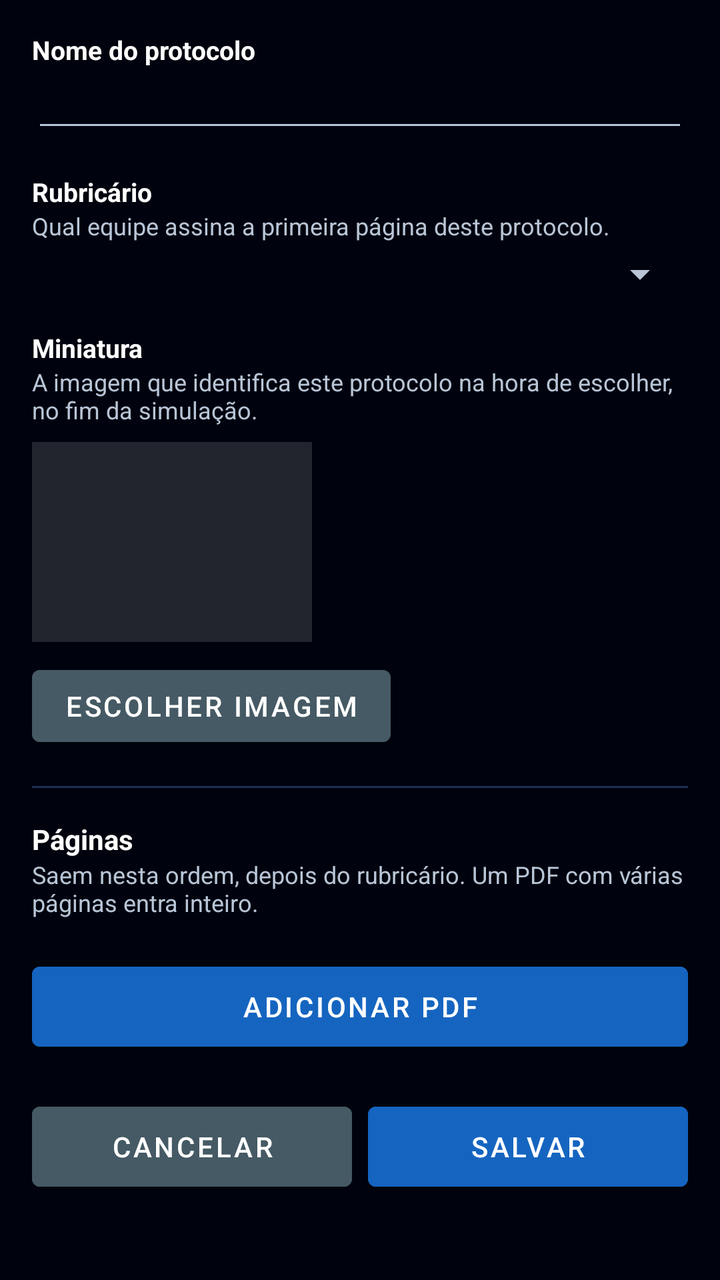
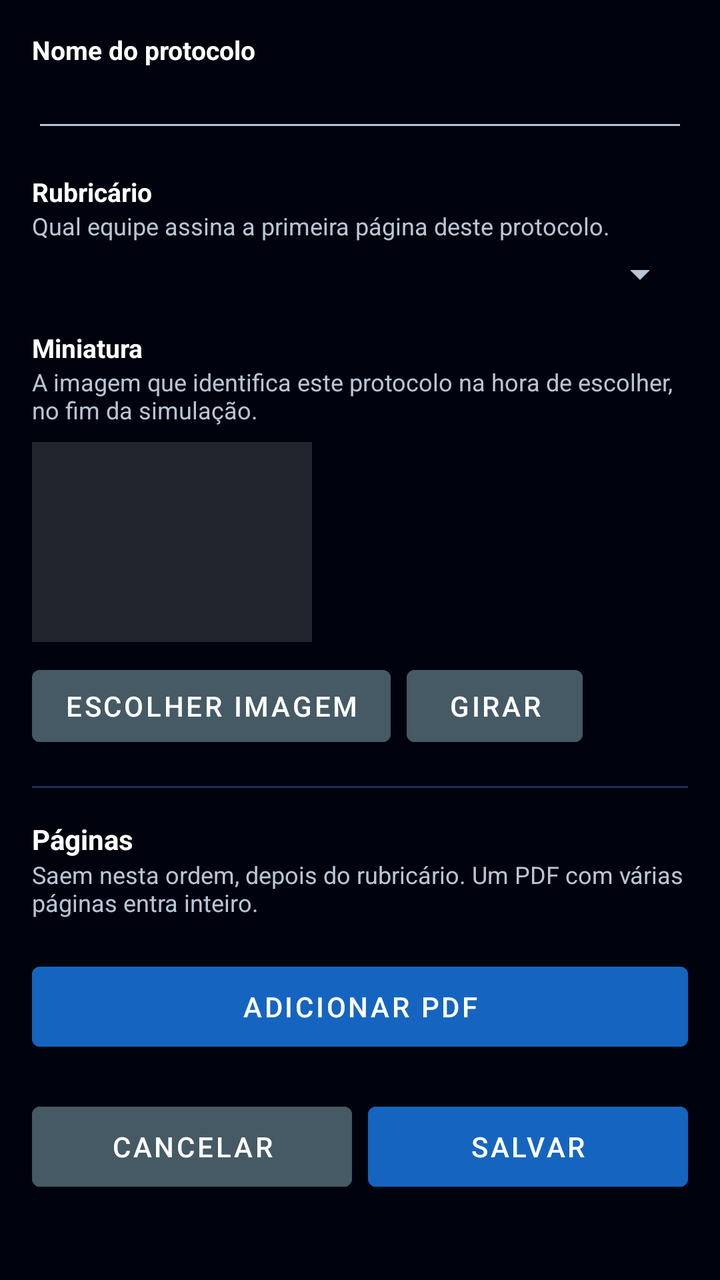

Before-and-after screenshots of an Android layout around one commit, followed by the original layout XML and the change that was made.
<!-- AndroidManifest.xml: application theme Theme.Radioterapia -->
<!-- res/layout/activity_protocolo.xml -->
<?xml version="1.0" encoding="utf-8"?>
<ScrollView xmlns:android="http://schemas.android.com/apk/res/android"
    android:layout_width="match_parent"
    android:layout_height="match_parent"
    android:background="@color/bg_main">

    <LinearLayout
        android:layout_width="match_parent"
        android:layout_height="wrap_content"
        android:orientation="vertical"
        android:padding="16dp">

        <TextView
            android:layout_width="match_parent"
            android:layout_height="wrap_content"
            android:text="@string/prot_nome"
            android:textColor="@color/text_primary"
            android:textSize="13sp"
            android:textStyle="bold" />

        <EditText
            android:id="@+id/edtProtNome"
            android:layout_width="match_parent"
            android:layout_height="wrap_content"
            android:inputType="textCapSentences"
            android:textColor="@color/text_primary"
            android:textSize="15sp"
            android:autofillHints="" />

        
        <TextView
            android:layout_width="match_parent"
            android:layout_height="wrap_content"
            android:text="@string/prot_rubricario"
            android:textColor="@color/text_primary"
            android:textSize="13sp"
            android:textStyle="bold"
            android:layout_marginTop="16dp" />

        <TextView
            android:layout_width="match_parent"
            android:layout_height="wrap_content"
            android:text="@string/prot_rubricario_desc"
            android:textColor="@color/text_secondary"
            android:textSize="12sp" />

        <Spinner
            android:id="@+id/spProtRubricario"
            android:layout_width="match_parent"
            android:layout_height="wrap_content"
            android:layout_marginTop="4dp" />

        <TextView
            android:layout_width="match_parent"
            android:layout_height="wrap_content"
            android:text="@string/prot_miniatura"
            android:textColor="@color/text_primary"
            android:textSize="13sp"
            android:textStyle="bold"
            android:layout_marginTop="16dp" />

        <TextView
            android:layout_width="match_parent"
            android:layout_height="wrap_content"
            android:text="@string/prot_miniatura_desc"
            android:textColor="@color/text_secondary"
            android:textSize="12sp" />

        <ImageView
            android:id="@+id/imgProtMiniatura"
            android:layout_width="140dp"
            android:layout_height="100dp"
            android:layout_marginTop="8dp"
            android:scaleType="centerCrop"
            android:background="#22FFFFFF"
            android:contentDescription="@string/prot_miniatura" />

        <Button
            android:id="@+id/btnProtMiniatura"
            android:layout_width="wrap_content"
            android:layout_height="48dp"
            android:layout_marginTop="8dp"
            android:text="@string/prot_escolher_miniatura"
            android:textColor="@color/text_on_dark"
            android:backgroundTint="@color/action_neutral" />

        <View
            android:layout_width="match_parent"
            android:layout_height="1dp"
            android:background="@color/divider"
            android:layout_marginVertical="16dp" />

        <TextView
            android:layout_width="match_parent"
            android:layout_height="wrap_content"
            android:text="@string/prot_paginas"
            android:textColor="@color/text_primary"
            android:textSize="14sp"
            android:textStyle="bold" />

        <TextView
            android:id="@+id/txtProtPaginasDesc"
            android:layout_width="match_parent"
            android:layout_height="wrap_content"
            android:text="@string/prot_paginas_desc"
            android:textColor="@color/text_secondary"
            android:textSize="12sp"
            android:layout_marginBottom="8dp" />

        
        <LinearLayout
            android:id="@+id/listaProtPaginas"
            android:layout_width="match_parent"
            android:layout_height="wrap_content"
            android:orientation="vertical" />

        <Button
            android:id="@+id/btnProtAddPagina"
            android:layout_width="match_parent"
            android:layout_height="52dp"
            android:layout_marginTop="10dp"
            android:text="@string/prot_add_pagina"
            android:textColor="@color/text_on_dark"
            android:backgroundTint="@color/brand_primary_dark" />

        <LinearLayout
            android:layout_width="match_parent"
            android:layout_height="wrap_content"
            android:orientation="horizontal"
            android:layout_marginTop="18dp">

            <Button
                android:id="@+id/btnProtCancelar"
                android:layout_width="0dp"
                android:layout_weight="1"
                android:layout_height="52dp"
                android:text="@string/cancel"
                android:textColor="@color/text_on_dark"
                android:backgroundTint="@color/action_neutral" />

            <Button
                android:id="@+id/btnProtSalvar"
                android:layout_width="0dp"
                android:layout_weight="1"
                android:layout_height="52dp"
                android:layout_marginStart="8dp"
                android:text="@string/save"
                android:textColor="@color/text_on_dark"
                android:backgroundTint="@color/brand_primary_dark" />
        </LinearLayout>
    </LinearLayout>
</ScrollView>
<!-- resources referenced by this layout -->
<resources>
  <color name="action_neutral">#455A64</color>
  <color name="bg_main">#00030E</color>
  <color name="brand_primary_dark">#1565C0</color>
  <color name="divider">#1E2D52</color>
  <color name="text_on_dark">#FFFFFF</color>
  <color name="text_primary">#FFFFFF</color>
  <color name="text_secondary">#B8C5D6</color>
  <string name="cancel">Cancelar</string>
  <string name="prot_add_pagina">Adicionar PDF</string>
  <string name="prot_escolher_miniatura">Escolher imagem</string>
  <string name="prot_miniatura">Miniatura</string>
  <string name="prot_miniatura_desc">A imagem que identifica este protocolo na hora de escolher, no fim da simulação.</string>
  <string name="prot_nome">Nome do protocolo</string>
  <string name="prot_paginas">Páginas</string>
  <string name="prot_paginas_desc">Saem nesta ordem, depois do rubricário. Um PDF com várias páginas entra inteiro.</string>
  <string name="prot_rubricario">Rubricário</string>
  <string name="prot_rubricario_desc">Qual equipe assina a primeira página deste protocolo.</string>
  <string name="save">Salvar</string>
  <style name="Theme.Radioterapia" parent="Theme.MaterialComponents.NoActionBar">
          <item name="colorPrimary">@color/brand_primary</item>
          <item name="colorPrimaryVariant">@color/brand_primary_dark</item>
          <item name="colorOnPrimary">@color/text_on_dark</item>
          <item name="colorSecondary">@color/brand_accent</item>
          <item name="colorOnSecondary">@color/text_on_dark</item>
  
          <item name="colorSurface">@color/bg_card</item>
          <item name="colorOnSurface">@color/text_primary</item>
          <item name="android:colorBackground">@color/bg_main</item>
          <item name="colorOnBackground">@color/text_primary</item>
  
          <item name="android:textColorPrimary">@color/text_primary</item>
          <item name="android:textColorSecondary">@color/text_secondary</item>
          <item name="android:textColorTertiary">@color/text_tertiary</item>
  
          <item name="android:windowBackground">@color/bg_main</item>
          <item name="android:statusBarColor" tools:targetApi="l">@color/bg_main</item>
          <item name="android:windowLightStatusBar" tools:targetApi="m">false</item>
      </style>
  <color name="brand_primary">#42A5F5</color>
  <color name="brand_accent">#69A7DB</color>
  <color name="bg_card">#0B132C</color>
  <color name="text_tertiary">#8896AC</color>
</resources>

<!-- the commit's change to res/layout/activity_protocolo.xml (unified diff, before → after) -->
@@ -75,14 +75,30 @@
             android:background="#22FFFFFF"
             android:contentDescription="@string/prot_miniatura" />
 
-        <Button
-            android:id="@+id/btnProtMiniatura"
-            android:layout_width="wrap_content"
-            android:layout_height="48dp"
-            android:layout_marginTop="8dp"
-            android:text="@string/prot_escolher_miniatura"
-            android:textColor="@color/text_on_dark"
-            android:backgroundTint="@color/action_neutral" />
+        <LinearLayout
+            android:layout_width="match_parent"
+            android:layout_height="wrap_content"
+            android:orientation="horizontal"
+            android:layout_marginTop="8dp">
+
+            <Button
+                android:id="@+id/btnProtMiniatura"
+                android:layout_width="wrap_content"
+                android:layout_height="48dp"
+                android:text="@string/prot_escolher_miniatura"
+                android:textColor="@color/text_on_dark"
+                android:backgroundTint="@color/action_neutral" />
+
+            
+            <Button
+                android:id="@+id/btnProtGirarMini"
+                android:layout_width="wrap_content"
+                android:layout_height="48dp"
+                android:layout_marginStart="8dp"
+                android:text="@string/prot_girar_miniatura"
+                android:textColor="@color/text_on_dark"
+                android:backgroundTint="@color/action_neutral" />
+        </LinearLayout>
 
         <View
             android:layout_width="match_parent"
<!-- resource entries referenced after the edit -->
@@ -10,6 +10,7 @@
   <string name="cancel">Cancelar</string>
   <string name="prot_add_pagina">Adicionar PDF</string>
   <string name="prot_escolher_miniatura">Escolher imagem</string>
+  <string name="prot_girar_miniatura">Girar</string>
   <string name="prot_miniatura">Miniatura</string>
   <string name="prot_miniatura_desc">A imagem que identifica este protocolo na hora de escolher, no fim da simulação.</string>
   <string name="prot_nome">Nome do protocolo</string>
